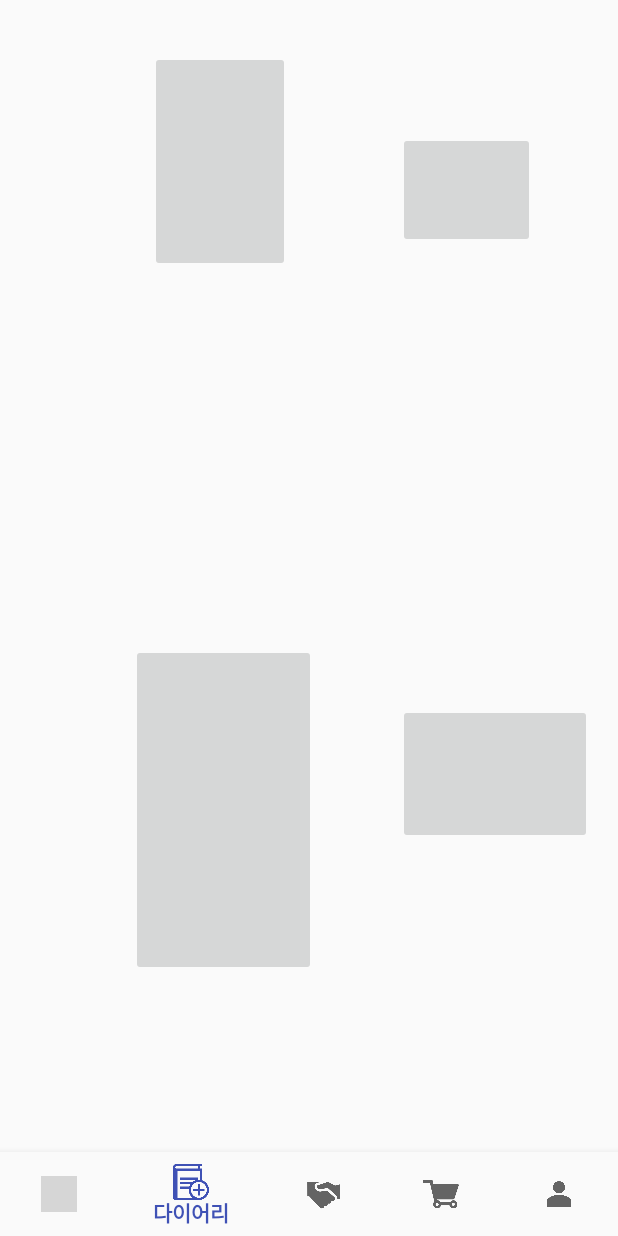
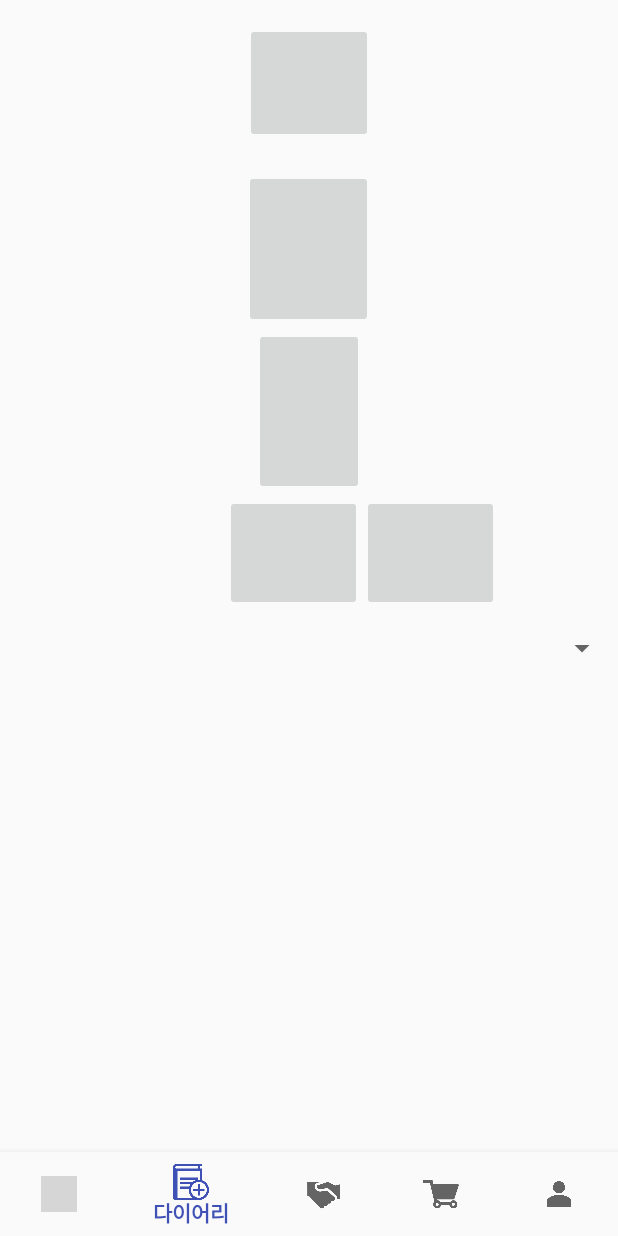
Before and after one commit to Realcheese94/StyleStockProjects, an Android app: the Closet_framework screen opened directly, with no data from a screen before it, item 2 of the bottom bar chosen, on a phone screen of 412 x 824 dp. Run offline under Robolectric (Android 15) with nearby library versions, the phone set to English and light mode, and no system bars; our stand-ins replace Firebase (no records; nobody signed in at launch, a user with empty details on screens opened directly); grey boxes are pictures that could not be loaded.

Commit message:
new version

```diff
--- a/app/src/main/java/com/example/sj/stylestockprojects/Closet_framework.java
+++ b/app/src/main/java/com/example/sj/stylestockprojects/Closet_framework.java
@@ -39,12 +39,12 @@ import java.util.List;
 
 public class Closet_framework extends Fragment {
     FloatingActionButton fab;
-    List<Object> Array = new ArrayList<>();
+
     private List<Product> Products = new ArrayList<>();
-    private List<String> uidLists = new ArrayList<>();
+
     Spinner closet_spinner;
     RecyclerView recyclerView;
-    private ArrayAdapter<String> adapter;
+
     private String catagory="top";
     private FirebaseDatabase mDatabase;
     private DatabaseReference mReference;
@@ -53,8 +53,6 @@ public class Closet_framework extends Fragment {
     private ArrayAdapter spinnerAdapter;
     private String[] data;
 
-    private ArrayList<String> imageurl;
-    private ArrayList<Bitmap> picArr = new ArrayList<Bitmap>();
 
     @Override
     public void onCreate(Bundle savedInstanceState) {
@@ -74,8 +72,6 @@ public class Closet_framework extends Fragment {
 
 
 
-
-    //closet _framework가 실행되면 시작
     @Override
     public void onStart(){
 
@@ -105,9 +101,14 @@ public class Closet_framework extends Fragment {
         recyclerView.setLayoutManager(new GridLayoutManager(this.getContext(),3));
         final ClosetRecycleViewAdapter closetRecycleViewAdapter = new ClosetRecycleViewAdapter();
         recyclerView.setAdapter(closetRecycleViewAdapter);
+        recyclerView.setOnClickListener(new View.OnClickListener() {
+            @Override
+            public void onClick(View view) {
+                Log.e("michal","setonclick");
+            }
+        });
 
 
-        imageurl = new ArrayList<String>();
         spinnerAdapter = new ArrayAdapter<String>(view.getContext(),android.R.layout.simple_expandable_list_item_1,data);
         closet_spinner.setAdapter(spinnerAdapter);
         closet_spinner.setOnItemSelectedListener(new AdapterView.OnItemSelectedListener() {
@@ -137,27 +138,14 @@ public class Closet_framework extends Fragment {
                 mReference.addValueEventListener(new ValueEventListener() {
                     @Override
                     public void onDataChange(DataSnapshot dataSnapshot) {
-                        //adapter.clear();
-                        //imageurl.clear();
+
                         Products.clear();
 
                         for (DataSnapshot messageData : dataSnapshot.getChildren()){
                             Product product = messageData.getValue(Product.class);
                             Products.add(product);
                             Log.e("michal_pro",Products.toString());
-                            //String ms = messageData.getKey().toString();
 
-
-
-                            //ms는 image 제목
-                           // imageurl.add(ms);
-                           // Log.e("michal_ms",ms);
-                          //  Log.e("michal_url",imageurl.toString());
-
-                            //Array.add(ms);
-                            //adapter.add(ms);
-                            //key는 제목 value는 모든 meta 데이터를 받아온다.
-                           // Log.e("michal",messageData.toString());
                         }
                         closetRecycleViewAdapter.notifyDataSetChanged();
 
@@ -178,11 +166,6 @@ public class Closet_framework extends Fragment {
 
             }
         });
-
-
-
-       //adapter = new ArrayAdapter<String>(this.getContext(),android.R.layout.simple_gallery_item,new ArrayList<String>());
-
 
 
         Log.e("michal","sc");
@@ -238,6 +221,7 @@ public class Closet_framework extends Fragment {
                 imageView = (ImageView)view.findViewById(R.id.item_image);
             }
         }
+
     }
 
 
--- a/app/src/main/res/layout/diary_layout.xml
+++ b/app/src/main/res/layout/diary_layout.xml
@@ -1,57 +1,70 @@
 <?xml version="1.0" encoding="utf-8"?>
-<RelativeLayout
+<LinearLayout
     xmlns:android="http://schemas.android.com/apk/res/android"
     xmlns:app="http://schemas.android.com/apk/res-auto"
     xmlns:tools="http://schemas.android.com/tools"
     android:layout_width="match_parent"
-    android:layout_height="match_parent">
+    android:layout_height="match_parent"
+    android:orientation="vertical"
+    >
 
     <ImageButton
         android:id="@+id/topImage"
-        android:layout_width="93dp"
-        android:layout_height="147dp"
-        android:layout_alignParentStart="true"
+        android:layout_width="85dp"
+        android:layout_height="80dp"
         android:layout_alignParentTop="true"
-        android:layout_marginStart="100dp"
-        android:layout_marginTop="34dp"
+        android:layout_gravity="center"
+        android:layout_marginTop="15dp"
         tools:layout_editor_absoluteX="54dp"
-        tools:layout_editor_absoluteY="122dp"
-        android:layout_alignParentLeft="true"
-        android:layout_marginLeft="100dp" />
+        tools:layout_editor_absoluteY="122dp" />
 
     <ImageButton
         android:id="@+id/bottomImage"
-        android:layout_width="123dp"
-        android:layout_height="221dp"
-        android:layout_alignParentBottom="true"
-        android:layout_alignParentStart="true"
-        android:layout_marginBottom="117dp"
-        android:layout_marginStart="87dp"
+        android:layout_width="86dp"
+        android:layout_height="105dp"
+        android:layout_below="@+id/topImage"
+        android:layout_gravity="center"
+        android:layout_marginTop="18dp"
         tools:layout_editor_absoluteX="202dp"
-        tools:layout_editor_absoluteY="50dp"
-        android:layout_marginLeft="87dp"
-        android:layout_alignParentLeft="true" />
+        tools:layout_editor_absoluteY="50dp" />
 
     <ImageButton
         android:id="@+id/otherImage"
-        android:layout_width="129dp"
-        android:layout_height="93dp"
+        android:layout_width="73dp"
+        android:layout_height="111dp"
         android:layout_alignParentBottom="true"
-        android:layout_alignStart="@+id/shoeImage"
-        android:layout_marginBottom="205dp"
-        android:layout_alignLeft="@+id/shoeImage" />
+        android:layout_gravity="center" />
+<LinearLayout
+    android:layout_width="match_parent"
+    android:layout_height="wrap_content"
+    android:orientation="horizontal">
 
     <ImageButton
         android:id="@+id/shoeImage"
         android:layout_width="91dp"
         android:layout_height="77dp"
-        android:layout_alignParentEnd="true"
-        android:layout_alignParentTop="true"
-        android:layout_marginEnd="55dp"
-        android:layout_marginTop="88dp"
-        tools:layout_editor_absoluteX="234dp"
-        tools:layout_editor_absoluteY="365dp"
-        android:layout_alignParentRight="true"
-        android:layout_marginRight="55dp" />
+        android:layout_gravity="center"
+        android:layout_marginLeft="150dp"
+    />
 
-</RelativeLayout>
+    <ImageButton
+        android:id="@+id/accImage"
+        android:layout_width="91dp"
+        android:layout_height="77dp"
+        android:layout_gravity="center" />
+</LinearLayout>
+    <LinearLayout
+        android:layout_width="match_parent"
+        android:layout_height="match_parent"
+        android:orientation="vertical">
+
+        <Spinner
+            android:layout_width="match_parent"
+            android:layout_height="50dp">
+        </Spinner>
+
+
+
+    </LinearLayout>
+
+</LinearLayout>
```
